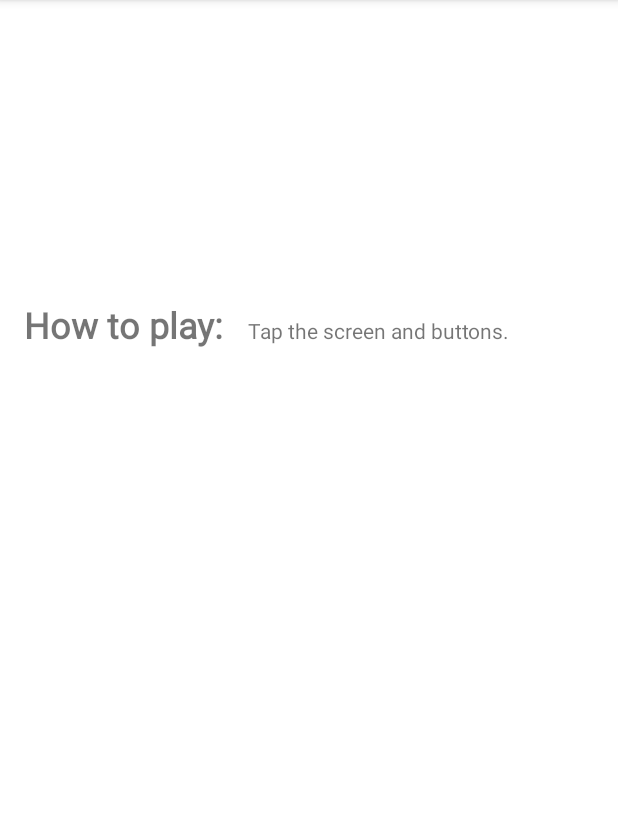
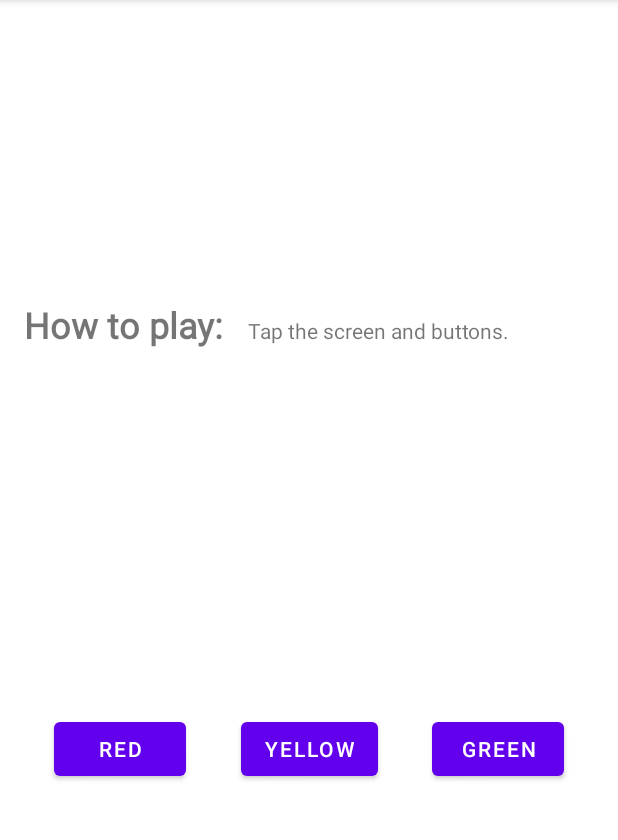
Before and after one commit to mengting-android-learning/ColorMyViews, an Android app: the screen it shows after launch (MainActivity), on a phone screen of 412 x 824 dp, the part 84-924 px from its top. Run offline under Robolectric (Android 15) with nearby library versions, the phone set to English and light mode, and no system bars.

Commit message:
[feat]:add a chain of buttons

```diff
--- a/app/src/main/res/layout/activity_main.xml
+++ b/app/src/main/res/layout/activity_main.xml
@@ -2,10 +2,10 @@
 <androidx.constraintlayout.widget.ConstraintLayout xmlns:android="http://schemas.android.com/apk/res/android"
     xmlns:app="http://schemas.android.com/apk/res-auto"
     xmlns:tools="http://schemas.android.com/tools"
+    android:id="@+id/constraint_layout"
     android:layout_width="match_parent"
     android:layout_height="match_parent"
-    tools:context=".MainActivity"
-    android:id="@+id/constraint_layout">
+    tools:context=".MainActivity">
 
     <TextView
         android:id="@+id/box_one_text"
@@ -97,4 +97,41 @@
         app:layout_constraintTop_toBottomOf="@+id/box_two_text"
         app:layout_constraintVertical_bias="0.0" />
 
+    <Button
+        android:id="@+id/red_button"
+        android:layout_width="wrap_content"
+        android:layout_height="wrap_content"
+        android:layout_marginStart="16dp"
+        android:text="@string/button_red"
+        app:layout_constraintBaseline_toBaselineOf="@+id/yellow_button"
+        app:layout_constraintEnd_toStartOf="@+id/yellow_button"
+        app:layout_constraintHorizontal_bias="0.5"
+        app:layout_constraintStart_toStartOf="parent" />
+
+    <Button
+        android:id="@+id/yellow_button"
+        android:layout_width="wrap_content"
+        android:layout_height="wrap_content"
+        android:layout_marginStart="16dp"
+        android:layout_marginEnd="16dp"
+        android:text="@string/button_yellow"
+        app:layout_constraintBaseline_toBaselineOf="@+id/green_button"
+        app:layout_constraintEnd_toStartOf="@+id/green_button"
+        app:layout_constraintHorizontal_bias="0.5"
+        app:layout_constraintStart_toEndOf="@+id/red_button" />
+
+    <Button
+        android:id="@+id/green_button"
+        android:layout_width="wrap_content"
+        android:layout_height="wrap_content"
+        android:layout_marginTop="16dp"
+        android:layout_marginEnd="16dp"
+        android:layout_marginBottom="16dp"
+        android:text="@string/button_green"
+        app:layout_constraintBottom_toBottomOf="parent"
+        app:layout_constraintEnd_toEndOf="parent"
+        app:layout_constraintHorizontal_bias="0.5"
+        app:layout_constraintStart_toEndOf="@+id/yellow_button"
+        app:layout_constraintTop_toBottomOf="@+id/info_text" />
+
 </androidx.constraintlayout.widget.ConstraintLayout>
--- a/app/src/main/res/values/strings.xml
+++ b/app/src/main/res/values/strings.xml
@@ -7,4 +7,7 @@
     <string name="box_five">Box Five</string>
     <string name="how_to_play">How to play:</string>
     <string name="tap_the_boxes_and_buttons">Tap the screen and buttons.</string>
+    <string name="button_red">RED</string>
+    <string name="button_yellow">YELLOW</string>
+    <string name="button_green">GREEN</string>
 </resources>
```
